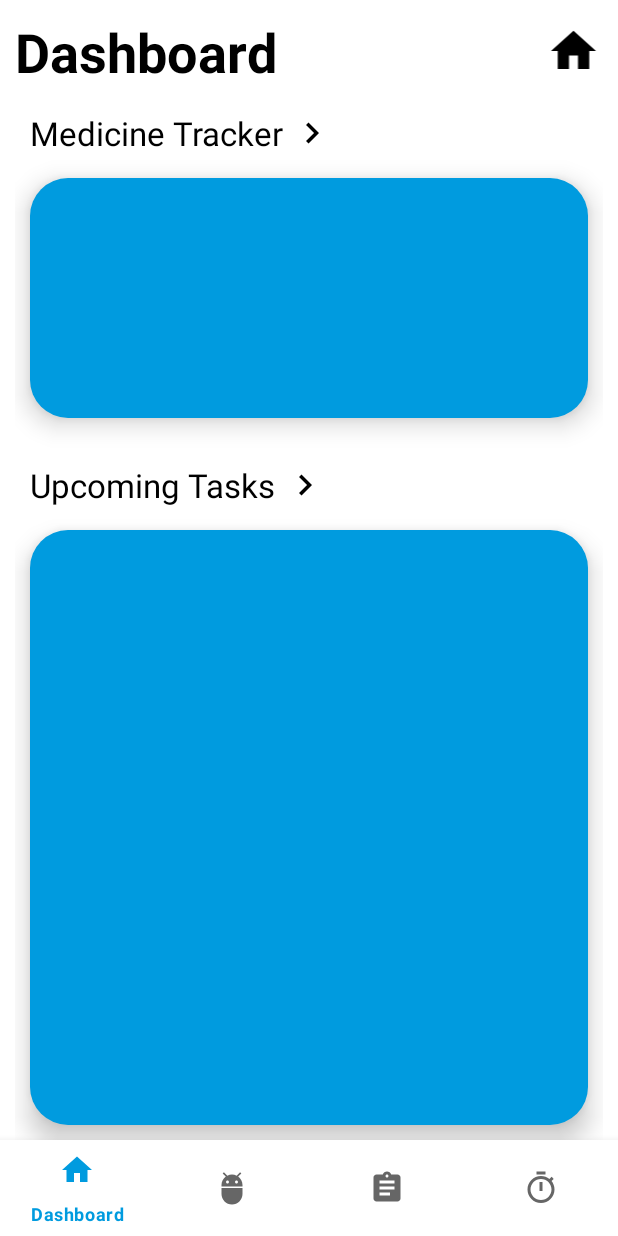
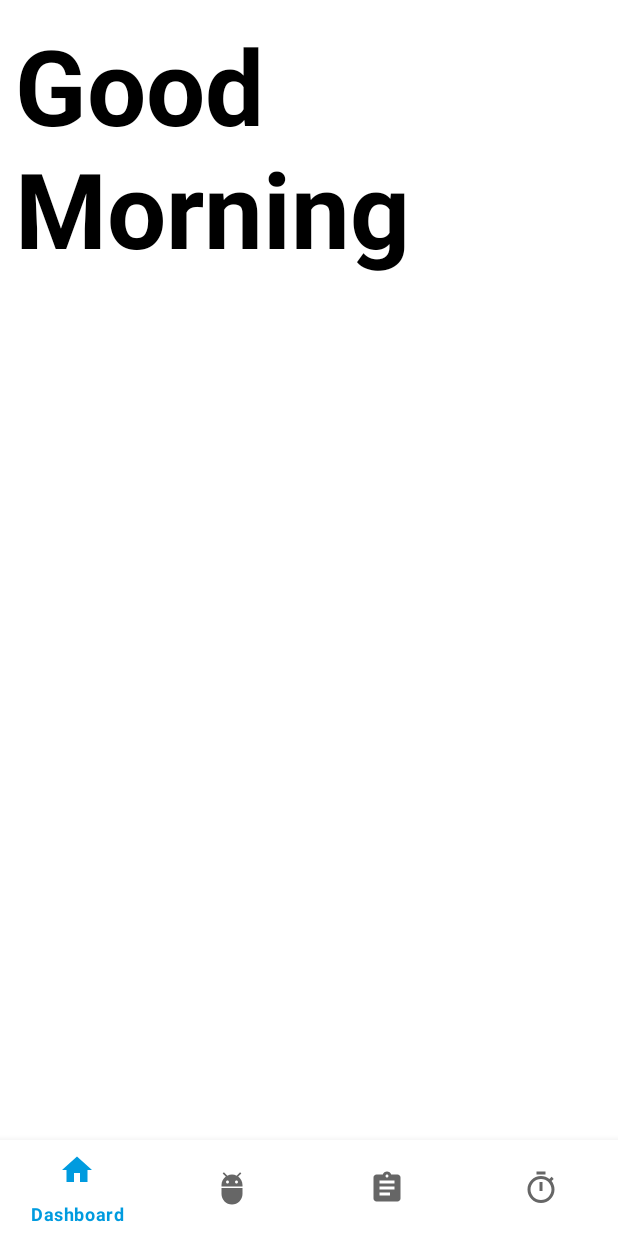
Before and after one commit to ncarlson23/focusFinder, an Android app: the screen it shows after launch (MainActivity), on a phone screen of 412 x 824 dp. Run offline under Robolectric (Android 15) with nearby library versions, the phone set to English and light mode, and no system bars; our stand-ins replace Room's generated code.

Commit message:
Cleaned up Code, began redesigning the dashboard

```diff
--- a/app/src/main/res/layout/fragment_dashboard.xml
+++ b/app/src/main/res/layout/fragment_dashboard.xml
@@ -11,100 +11,121 @@
 
     <LinearLayout
         android:layout_width="match_parent"
-        android:layout_height="wrap_content">
+        android:layout_height="wrap_content"
+        android:orientation="horizontal">
+
+        <TextView
+            android:layout_width="match_parent"
+            android:layout_height="wrap_content"
+            android:text="Good\nMorning"
+            android:textColor="@color/black"
+            android:textSize="70sp"
+            android:textStyle="bold"/>
+
+        <ImageView
+            android:layout_width="wrap_content"
+            android:layout_height="wrap_content"
+            android:src="@drawable/ic_morning_night"/>
+
+    </LinearLayout>
 
 
-        <TextView
-            android:layout_width="0dp"
-            android:layout_weight="9"
-            android:layout_height="wrap_content"
-            android:clickable="false"
-            android:text="Dashboard"
-            android:textColor="@color/black"
-            android:textSize="36sp"
-            android:textStyle="bold" />
+<!--    <LinearLayout-->
+<!--        android:layout_width="match_parent"-->
+<!--        android:layout_height="wrap_content">-->
 
-        <ImageView
-            android:layout_width="0dp"
-            android:layout_height="wrap_content"
-            android:src="@drawable/ic_home"
-            android:layout_gravity="center"
-            android:layout_weight="1"/>
-    </LinearLayout>
+
+<!--        <TextView-->
+<!--            android:layout_width="0dp"-->
+<!--            android:layout_weight="9"-->
+<!--            android:layout_height="wrap_content"-->
+<!--            android:clickable="false"-->
+<!--            android:text="Dashboard"-->
+<!--            android:textColor="@color/black"-->
+<!--            android:textSize="36sp"-->
+<!--            android:textStyle="bold" />-->
+
+<!--        <ImageView-->
+<!--            android:layout_width="0dp"-->
+<!--            android:layout_height="wrap_content"-->
+<!--            android:src="@drawable/ic_home"-->
+<!--            android:layout_gravity="center"-->
+<!--            android:layout_weight="1"/>-->
+<!--    </LinearLayout>-->
 
 
 
 
 
-    <LinearLayout
-        android:layout_width="match_parent"
-        android:layout_height="wrap_content"
-        android:paddingTop="15dp"
-        android:paddingBottom="5dp">
+<!--    <LinearLayout-->
+<!--        android:layout_width="match_parent"-->
+<!--        android:layout_height="wrap_content"-->
+<!--        android:paddingTop="15dp"-->
+<!--        android:paddingBottom="5dp">-->
 
-        <TextView
-            android:layout_width="wrap_content"
-            android:layout_height="wrap_content"
-            android:layout_gravity="center"
-            android:paddingLeft="10dp"
-            android:text="Medicine Tracker"
-            android:textColor="@color/black"
-            android:textSize="22sp" />
+<!--        <TextView-->
+<!--            android:layout_width="wrap_content"-->
+<!--            android:layout_height="wrap_content"-->
+<!--            android:layout_gravity="center"-->
+<!--            android:paddingLeft="10dp"-->
+<!--            android:text="Medicine Tracker"-->
+<!--            android:textColor="@color/black"-->
+<!--            android:textSize="22sp" />-->
 
-        <androidx.appcompat.widget.AppCompatImageButton
-            android:layout_width="wrap_content"
-            android:layout_height="wrap_content"
-            android:layout_gravity="center"
-            android:paddingLeft="5dp"
-            android:background="#00FFFFFF"
-            android:src="@drawable/ic_baseline_keyboard_arrow_right_24" />
+<!--        <androidx.appcompat.widget.AppCompatImageButton-->
+<!--            android:layout_width="wrap_content"-->
+<!--            android:layout_height="wrap_content"-->
+<!--            android:layout_gravity="center"-->
+<!--            android:paddingLeft="5dp"-->
+<!--            android:background="#00FFFFFF"-->
+<!--            android:src="@drawable/ic_baseline_keyboard_arrow_right_24" />-->
 
-    </LinearLayout>
+<!--    </LinearLayout>-->
 
 
-    <LinearLayout
-        android:layout_width="match_parent"
-        android:layout_height="160dp"
-        android:layout_margin="10dp"
-        android:background="@drawable/round_rect_shape"
-        android:elevation="10dp">
+<!--    <LinearLayout-->
+<!--        android:layout_width="match_parent"-->
+<!--        android:layout_height="160dp"-->
+<!--        android:layout_margin="10dp"-->
+<!--        android:background="@drawable/round_rect_shape"-->
+<!--        android:elevation="10dp">-->
 
-    </LinearLayout>
+<!--    </LinearLayout>-->
 
-    <LinearLayout
-        android:layout_width="match_parent"
-        android:layout_height="wrap_content"
-        android:paddingTop="20dp"
-        android:paddingBottom="5dp">
+<!--    <LinearLayout-->
+<!--        android:layout_width="match_parent"-->
+<!--        android:layout_height="wrap_content"-->
+<!--        android:paddingTop="20dp"-->
+<!--        android:paddingBottom="5dp">-->
 
-        <TextView
-            android:layout_width="wrap_content"
-            android:layout_height="wrap_content"
-            android:paddingLeft="10dp"
-            android:text="Upcoming Tasks"
-            android:textColor="@color/black"
-            android:layout_gravity="center"
-            android:textSize="22sp" />
+<!--        <TextView-->
+<!--            android:layout_width="wrap_content"-->
+<!--            android:layout_height="wrap_content"-->
+<!--            android:paddingLeft="10dp"-->
+<!--            android:text="Upcoming Tasks"-->
+<!--            android:textColor="@color/black"-->
+<!--            android:layout_gravity="center"-->
+<!--            android:textSize="22sp" />-->
 
-        <androidx.appcompat.widget.AppCompatImageButton
-            android:layout_width="wrap_content"
-            android:layout_height="wrap_content"
-            android:layout_gravity="center"
-            android:background="#00FFFFFF"
-            android:paddingLeft="5dp"
-            android:src="@drawable/ic_baseline_keyboard_arrow_right_24" />
-    </LinearLayout>
+<!--        <androidx.appcompat.widget.AppCompatImageButton-->
+<!--            android:layout_width="wrap_content"-->
+<!--            android:layout_height="wrap_content"-->
+<!--            android:layout_gravity="center"-->
+<!--            android:background="#00FFFFFF"-->
+<!--            android:paddingLeft="5dp"-->
+<!--            android:src="@drawable/ic_baseline_keyboard_arrow_right_24" />-->
+<!--    </LinearLayout>-->
 
 
-    <LinearLayout
-        android:layout_width="match_parent"
-        android:layout_height="match_parent"
-        android:layout_margin="10dp"
-        android:background="@drawable/round_rect_shape"
-        android:elevation="10dp">
+<!--    <LinearLayout-->
+<!--        android:layout_width="match_parent"-->
+<!--        android:layout_height="match_parent"-->
+<!--        android:layout_margin="10dp"-->
+<!--        android:background="@drawable/round_rect_shape"-->
+<!--        android:elevation="10dp">-->
 
 
-    </LinearLayout>
+<!--    </LinearLayout>-->
 
 
 </LinearLayout>
```
Also changed, not shown: app/src/main/java/com/example/focusfinder/RecyclerViewAdapter.kt (+0 -7 lines), app/src/main/java/com/example/focusfinder/focusFinderViewModel.kt (+7 -0 lines), app/src/main/java/com/example/focusfinder/medicineDetail.kt (+39 -31 lines), app/src/main/java/com/example/focusfinder/taskDetail.kt (+78 -82 lines), app/src/main/java/com/example/focusfinder/taskHome.kt (+1 -11 lines).
